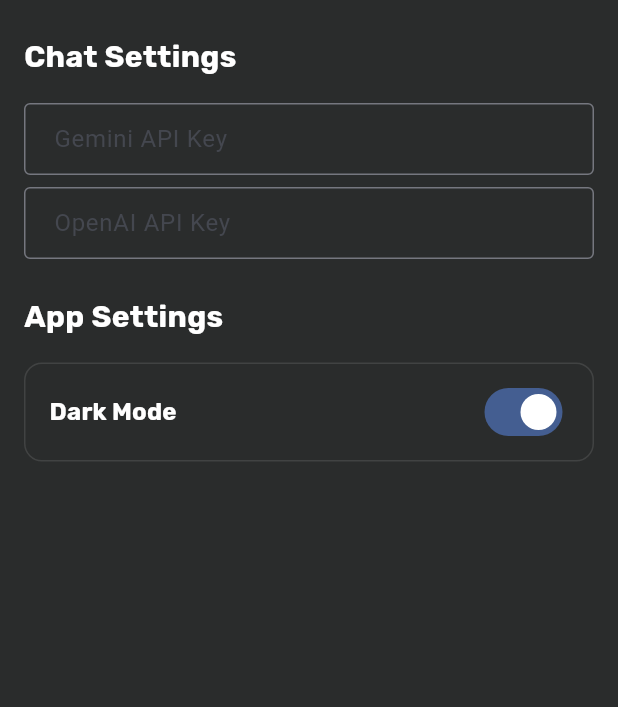
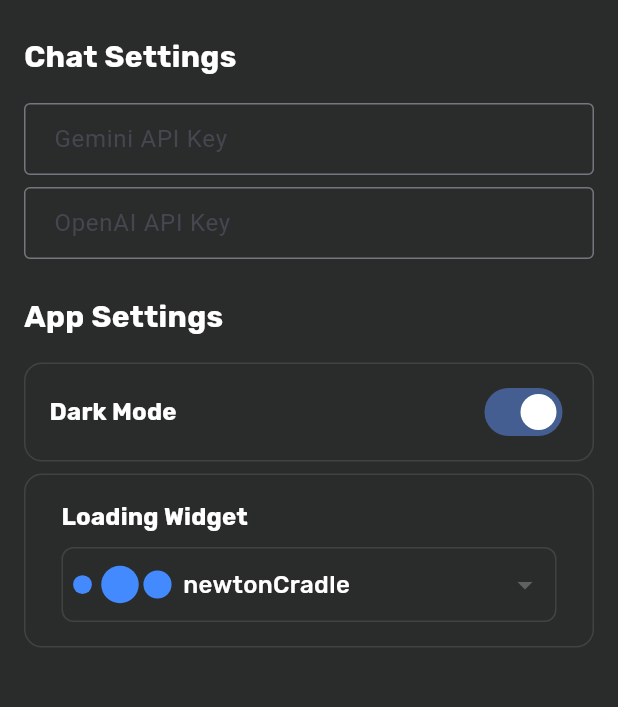
Before and after one commit to TomasPalsson/canvas_app, a Flutter app: the SettingsScreen screen opened directly, on a phone screen of 412 x 824 dp, the part 332-1039 px from its top. Run offline on Flutter 3.47's test engine with Material 3 defaults, Android fonts, the phone set to English and light mode, and no system bars; our stand-ins replace file_picker, flutter_markdown, flutter_widget_from_html, fluttertoast, freezed_annotation, google_fonts and 4 more; missing offline and left inert: syncfusion_flutter_pdfviewer; accounts and stored records are empty.

Commit message:
quiz on the flashcards

```diff
--- a/lib/Components/loading_enum.dart
+++ b/lib/Components/loading_enum.dart
@@ -21,7 +21,7 @@
 }
 
 extension LoadingWidgetExtension on LoadingWidget {
-  Color get color => Colors.white;
+  Color get color => Colors.blueAccent;
   double get size => 50;
 
   Widget get widget {
--- a/lib/Components/settings_comp.dart
+++ b/lib/Components/settings_comp.dart
@@ -1,4 +1,6 @@
 import 'package:flutter/material.dart';
+
+import '../Components/loading_enum.dart';
 
 class SettingsComp extends StatelessWidget {
   final String title;
@@ -37,3 +39,79 @@
     );
   }
 }
+
+class LoadingWidgetSettingsComp extends StatelessWidget {
+  final String title;
+  final LoadingWidget value;
+  final Function(LoadingWidget) onChanged;
+
+  const LoadingWidgetSettingsComp({
+    super.key,
+    required this.title,
+    required this.value,
+    required this.onChanged,
+  });
+
+  @override
+  Widget build(BuildContext context) {
+    return Container(
+      width: double.infinity,
+      padding: const EdgeInsets.symmetric(horizontal: 16, vertical: 8),
+      decoration: BoxDecoration(
+        border: Border.all(color: Colors.grey.withOpacity(0.2)),
+        borderRadius: BorderRadius.circular(12),
+      ),
+      child: Padding(
+        padding: const EdgeInsets.all(8.0),
+        child: Column(
+          crossAxisAlignment: CrossAxisAlignment.start,
+          children: [
+            Text(
+              title,
+              style: Theme.of(context).textTheme.titleMedium,
+            ),
+            const SizedBox(height: 8),
+            Container(
+              width: double.infinity,
+              padding: const EdgeInsets.symmetric(horizontal: 8),
+              decoration: BoxDecoration(
+                border: Border.all(color: Colors.grey.withOpacity(0.2)),
+                borderRadius: BorderRadius.circular(8),
+              ),
+              child: DropdownButton<LoadingWidget>(
+                value: value,
+                isExpanded: true,
+                underline: const SizedBox(),
+                onChanged: (value) {
+                  onChanged(value!);
+                },
+                items: LoadingWidget.values
+                    .map((e) => DropdownMenuItem<LoadingWidget>(
+                          value: e,
+                          child: Padding(
+                            padding: const EdgeInsets.symmetric(vertical: 8.0),
+                            child: Row(
+                              children: [
+                                SizedBox(
+                                  width: 60,
+                                  height: 60,
+                                  child: e.widget,
+                                ),
+                                const SizedBox(width: 12),
+                                Text(
+                                  e.name,
+                                  style: Theme.of(context).textTheme.bodyMedium,
+                                ),
+                              ],
+                            ),
+                          ),
+                        ))
+                    .toList(),
+              ),
+            ),
+          ],
+        ),
+      ),
+    );
+  }
+}
--- a/lib/Screens/Base Screens/settings_screen.dart
+++ b/lib/Screens/Base Screens/settings_screen.dart
@@ -5,9 +5,14 @@
 import '../../Components/settings_input.dart';
 import '../../Providers/settings_provider.dart';
 
-class SettingsScreen extends StatelessWidget {
+class SettingsScreen extends StatefulWidget {
   const SettingsScreen({super.key});
 
+  @override
+  State<SettingsScreen> createState() => _SettingsScreenState();
+}
+
+class _SettingsScreenState extends State<SettingsScreen> {
   @override
   Widget build(BuildContext context) {
     return Scaffold(
@@ -90,6 +95,17 @@
                   SettingsProvider.settingsData.save();
                 },
               ),
+              const SizedBox(height: 8),
+              LoadingWidgetSettingsComp(
+                title: 'Loading Widget',
+                value: SettingsProvider.settingsData.loadingWidget,
+                onChanged: (value) {
+                  setState(() {
+                    SettingsProvider.settingsData.loadingWidget = value;
+                  });
+                  SettingsProvider.settingsData.save();
+                },
+              ),
             ],
           );
         },
--- a/lib/Screens/Canvas/Course/course_detail.dart
+++ b/lib/Screens/Canvas/Course/course_detail.dart
@@ -13,6 +13,7 @@
 import '../../../Screens/Canvas/Assignments/all_assignments_list.dart';
 import '../../../Screens/Canvas/modules/all_module_list.dart';
 import '../../../Screens/flashcards/flashcard_list_screen.dart';
+import '../../../Screens/flashcards/quiz_flashcard.dart';
 
 class CourseDetail extends StatefulWidget {
   final Course course;
@@ -68,6 +69,20 @@
             context,
             MaterialPageRoute(
               builder: (context) => FlashcardListScreen(course: widget.course),
+            ),
+          );
+        },
+        course: widget.course,
+      ),
+      CustomTab(
+        label: 'Quiz Flashcard',
+        icon: Icons.quiz,
+        color: widget.course.color,
+        onTap: () {
+          Navigator.push(
+            context,
+            MaterialPageRoute(
+              builder: (context) => QuizFlashcard(course: widget.course),
             ),
           );
         },
```
Also changed, not shown: lib/Components/flashcards/quiz_widget.dart (added, +121 -0 lines), lib/Models/flashcards/quiz_checker.dart (added, +73 -0 lines), lib/Screens/flashcards/quiz_flashcard.dart (added, +179 -0 lines).
